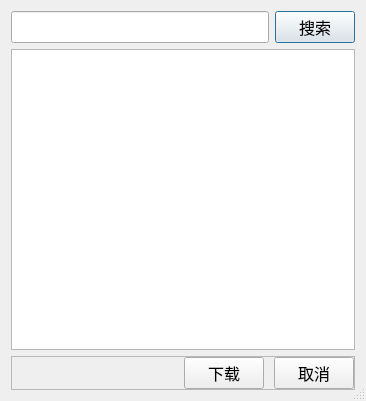
The window that SpotifyLyricWindow/resource/ui/ui_file/LyricsDownloadDialog.ui (Mai-icy/Spotify-lyrics-window) describes before a commit, drawn with Qt 5.
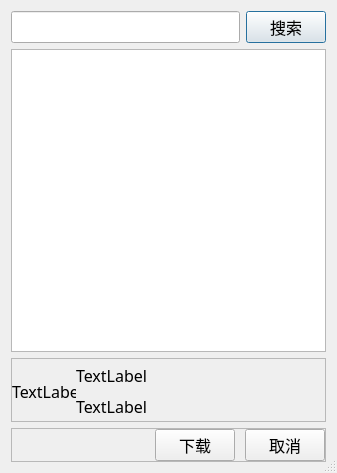
The same window after the commit. Icons and pictures are not drawn.

The edit to the form file:
```diff
--- a/SpotifyLyricWindow/resource/ui/ui_file/LyricsDownloadDialog.ui
+++ b/SpotifyLyricWindow/resource/ui/ui_file/LyricsDownloadDialog.ui
@@ -6,8 +6,8 @@
    <rect>
     <x>0</x>
     <y>0</y>
-    <width>366</width>
-    <height>401</height>
+    <width>337</width>
+    <height>473</height>
    </rect>
   </property>
   <property name="font">
@@ -66,6 +66,108 @@
     <widget class="QListWidget" name="musics_listWidget"/>
    </item>
    <item row="2" column="0" colspan="2">
+    <widget class="QFrame" name="music_frame">
+     <property name="sizePolicy">
+      <sizepolicy hsizetype="Expanding" vsizetype="Preferred">
+       <horstretch>0</horstretch>
+       <verstretch>0</verstretch>
+      </sizepolicy>
+     </property>
+     <property name="minimumSize">
+      <size>
+       <width>0</width>
+       <height>64</height>
+      </size>
+     </property>
+     <property name="maximumSize">
+      <size>
+       <width>16777215</width>
+       <height>64</height>
+      </size>
+     </property>
+     <property name="frameShape">
+      <enum>QFrame::StyledPanel</enum>
+     </property>
+     <property name="frameShadow">
+      <enum>QFrame::Raised</enum>
+     </property>
+     <layout class="QGridLayout" name="music_gridLayout">
+      <property name="leftMargin">
+       <number>0</number>
+      </property>
+      <property name="topMargin">
+       <number>0</number>
+      </property>
+      <property name="rightMargin">
+       <number>0</number>
+      </property>
+      <property name="bottomMargin">
+       <number>0</number>
+      </property>
+      <property name="spacing">
+       <number>0</number>
+      </property>
+      <item row="0" column="0" rowspan="2">
+       <widget class="QLabel" name="image_label">
+        <property name="minimumSize">
+         <size>
+          <width>64</width>
+          <height>64</height>
+         </size>
+        </property>
+        <property name="maximumSize">
+         <size>
+          <width>64</width>
+          <height>64</height>
+         </size>
+        </property>
+        <property name="text">
+         <string>TextLabel</string>
+        </property>
+       </widget>
+      </item>
+      <item row="0" column="1">
+       <widget class="QLabel" name="songname_label">
+        <property name="minimumSize">
+         <size>
+          <width>0</width>
+          <height>32</height>
+         </size>
+        </property>
+        <property name="maximumSize">
+         <size>
+          <width>16777215</width>
+          <height>32</height>
+         </size>
+        </property>
+        <property name="text">
+         <string>TextLabel</string>
+        </property>
+       </widget>
+      </item>
+      <item row="1" column="1">
+       <widget class="QLabel" name="singer_label">
+        <property name="minimumSize">
+         <size>
+          <width>0</width>
+          <height>32</height>
+         </size>
+        </property>
+        <property name="maximumSize">
+         <size>
+          <width>16777215</width>
+          <height>32</height>
+         </size>
+        </property>
+        <property name="text">
+         <string>TextLabel</string>
+        </property>
+       </widget>
+      </item>
+     </layout>
+    </widget>
+   </item>
+   <item row="3" column="0" colspan="2">
     <widget class="QFrame" name="buttons_frame">
      <property name="frameShape">
       <enum>QFrame::StyledPanel</enum>
```
Left out of the diff: 3 changed lines with no effect on the pictures.
